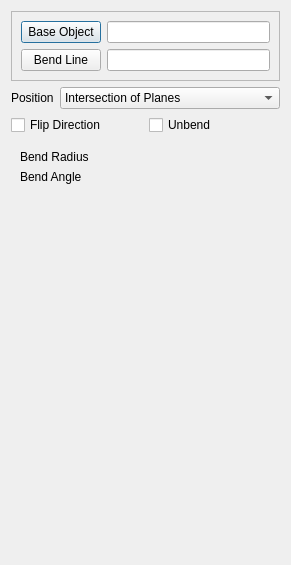
shaise/FreeCAD_SheetMetal, file Resources/panels/BendOnLinePanel.ui: the form before one commit.
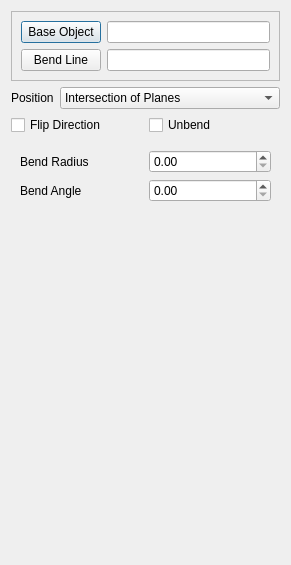
The form after the commit. Custom widgets are drawn as their Qt base class.

Commit message: fix custom class base of Gui::QuantitySpinBox to QDoubleSpinBox to show better under designer.

```diff
--- a/Resources/panels/BendOnLinePanel.ui
+++ b/Resources/panels/BendOnLinePanel.ui
@@ -163,7 +163,7 @@
  <customwidgets>
   <customwidget>
    <class>Gui::QuantitySpinBox</class>
-   <extends>QWidget</extends>
+   <extends>QDoubleSpinBox</extends>
    <header>Gui/QuantitySpinBox.h</header>
   </customwidget>
  </customwidgets>
```
The commit also changes 13 other files.
